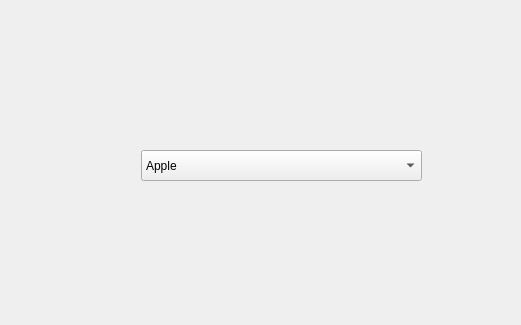
First picture: the form in Calculator/gamescreen.ui, repository OskarDubas-dev/Qt-Learning-and-Projects, before the edit; both pictures show x 0 to 521 and y 0 to 325 of the 640 by 480 pixel window.
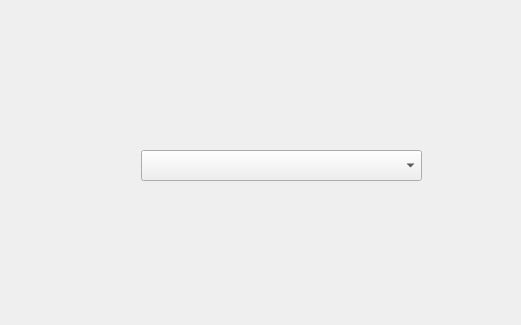
Second picture: the form after the edit.

Commit message: Combobox cont

Diff of the .ui file:
```diff
--- a/Calculator/gamescreen.ui
+++ b/Calculator/gamescreen.ui
@@ -22,16 +22,6 @@
      <height>31</height>
     </rect>
    </property>
-   <item>
-    <property name="text">
-     <string>Apple</string>
-    </property>
-   </item>
-   <item>
-    <property name="text">
-     <string>Banana</string>
-    </property>
-   </item>
   </widget>
  </widget>
  <resources/>
```
The commit also changes 1 other file.
